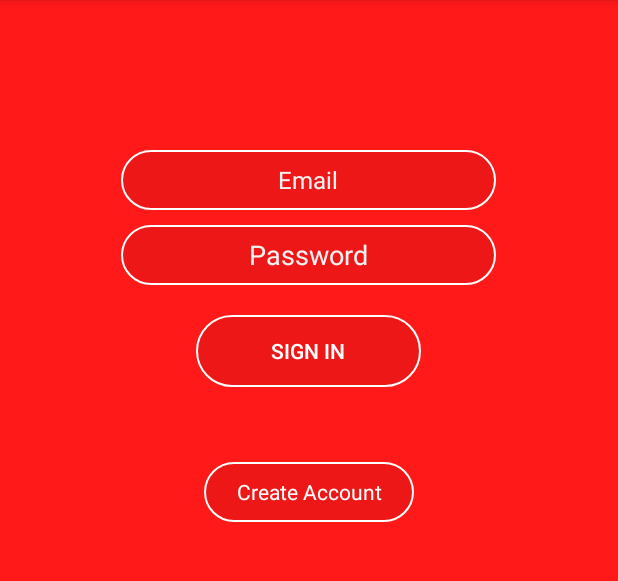
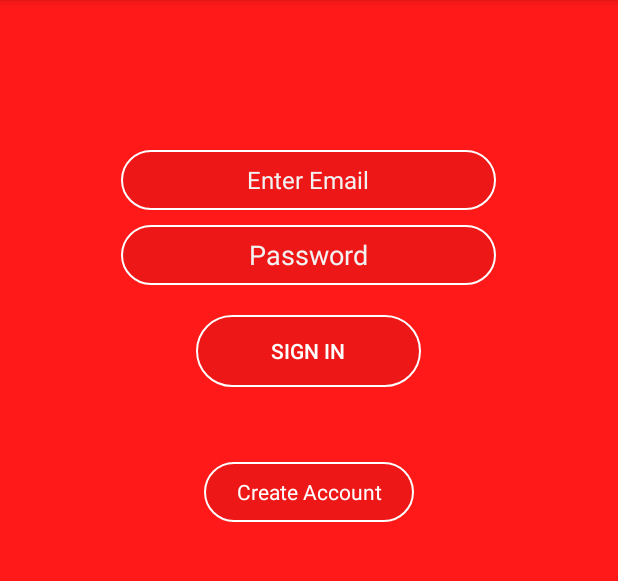
Before and after one commit to FrankKamala/Appointment_Booking, an Android app: the screen it shows after launch (login), on a phone screen of 412 x 824 dp, the part 84-665 px from its top. Run offline under Robolectric (Android 15) with nearby library versions, the light colour scheme and no system bars; our stand-ins replace Firebase (no records; nobody signed in at launch, a user with empty details on screens opened directly).

Commit message:
changed Mail  hint

```diff
--- a/app/src/main/res/layout/activity_login.xml
+++ b/app/src/main/res/layout/activity_login.xml
@@ -19,7 +19,7 @@
         android:background="@drawable/rounded_edittext"
         android:layout_gravity="center"
         android:gravity="center"
-        android:hint="Email"
+        android:hint="Enter Email"
         android:ems="10"
         android:textSize="16sp"
         android:textColorHint="@color/white_pressed"
```
